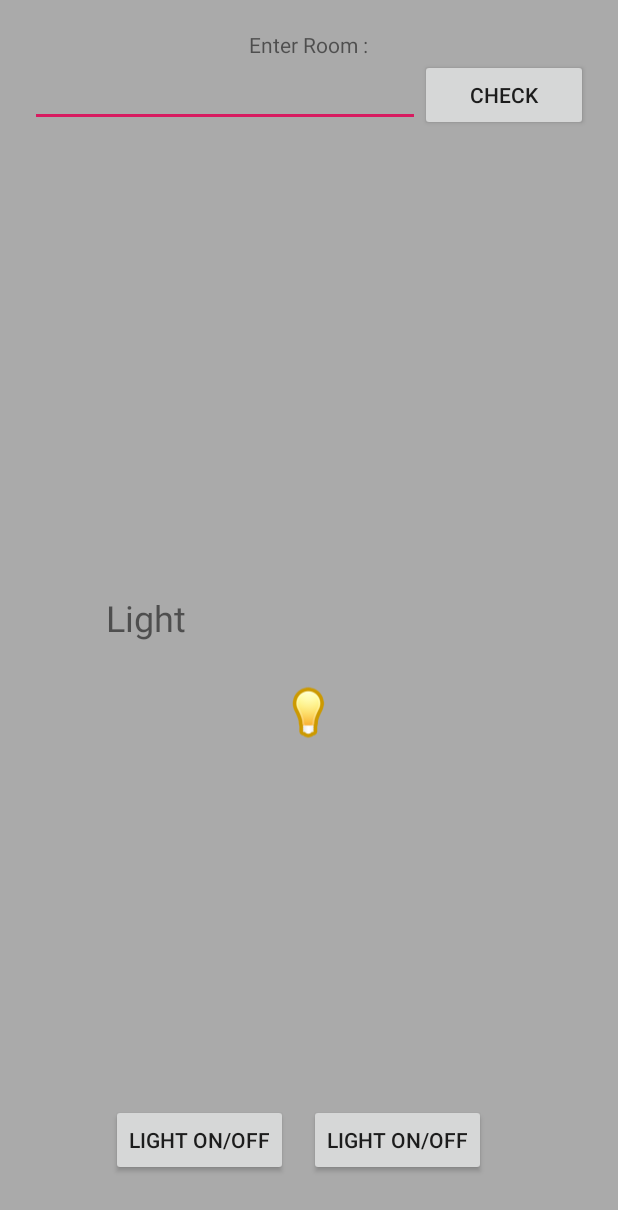
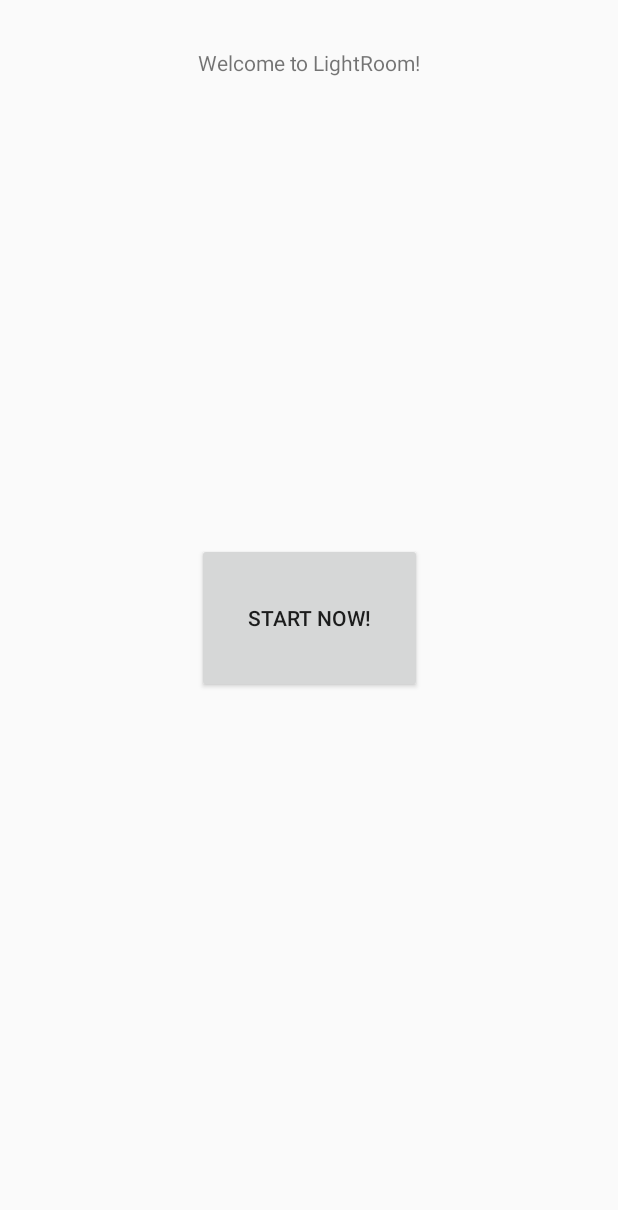
Before and after one commit to ArchivedPixLed/PixLedAndroid, an Android app: the screen it shows after launch (ContextManagementActivity before the commit, WelcomeActivity after it), on a phone screen of 412 x 824 dp. Shown: the top 1210 px of the screen. Run offline under Robolectric (Android 15) with nearby library versions, the phone set to English and light mode, and no system bars.

Commit message:
Building RecyclerView

```diff
--- a/app/build.gradle
+++ b/app/build.gradle
@@ -26,4 +26,6 @@ dependencies {
     androidTestImplementation 'com.android.support.test:runner:1.0.2'
     androidTestImplementation 'com.android.support.test.espresso:espresso-core:3.0.2'
     implementation 'com.android.volley:volley:1.1.0'
+    implementation 'com.android.support:recyclerview-v7:28.0.0'
+    implementation 'com.android.support:cardview-v7:28.0.0'
 }
--- a/app/src/main/java/com/example/paulbreugnot/lightroom/RoomContextHttpManager.java
+++ b/app/src/main/java/com/example/paulbreugnot/lightroom/room/RoomContextHttpManager.java
@@ -1,6 +1,5 @@
-package com.example.paulbreugnot.lightroom;
+package com.example.paulbreugnot.lightroom.room;
 
-import android.content.Context;
 import android.util.Log;
 
 import com.android.volley.Request;
@@ -19,9 +18,9 @@ public class RoomContextHttpManager {
     private static final String CONTEXT_SERVER_URL = "http://192.168.12.1:8083/";
 
     RequestQueue requestQueue;
-    ContextManagementActivity contextManagementActivity;
+    RoomManagementActivity contextManagementActivity;
 
-    public RoomContextHttpManager(ContextManagementActivity contextManagementActivity) {
+    public RoomContextHttpManager(RoomManagementActivity contextManagementActivity) {
         requestQueue = Volley.newRequestQueue(contextManagementActivity);
         this.contextManagementActivity = contextManagementActivity;
     }
--- a/app/src/main/java/com/example/paulbreugnot/lightroom/RoomContextState.java
+++ b/app/src/main/java/com/example/paulbreugnot/lightroom/room/RoomContextState.java
@@ -1,4 +1,4 @@
-package com.example.paulbreugnot.lightroom;
+package com.example.paulbreugnot.lightroom.room;
 
 public class RoomContextState {
 
--- /dev/null
+++ b/app/src/main/java/com/example/paulbreugnot/lightroom/welcome/WelcomeActivity.java
@@ -0,0 +1,30 @@
+package com.example.paulbreugnot.lightroom.welcome;
+
+import android.app.Activity;
+import android.content.Intent;
+import android.os.Bundle;
+import android.view.View;
+
+import com.example.paulbreugnot.lightroom.R;
+import com.example.paulbreugnot.lightroom.building.BuildingSelectionActivity;
+
+public class WelcomeActivity extends Activity {
+
+    @Override
+    protected void onCreate(Bundle savedInstanceState) {
+        super.onCreate(savedInstanceState);
+
+        setContentView(R.layout.welcome);
+
+        findViewById(R.id.welcomeButton).setOnClickListener(new View.OnClickListener() {
+            public void onClick(View v) {
+                launchBuildingSelectionActivity();
+            }
+        });
+    }
+
+    protected void launchBuildingSelectionActivity(){
+        Intent intent = new Intent(this, BuildingSelectionActivity.class);
+        startActivity(intent);
+    }
+}
--- /dev/null
+++ b/app/src/main/res/layout/welcome.xml
@@ -0,0 +1,32 @@
+<?xml version="1.0" encoding="utf-8"?>
+<android.support.constraint.ConstraintLayout xmlns:android="http://schemas.android.com/apk/res/android"
+    xmlns:app="http://schemas.android.com/apk/res-auto"
+    xmlns:tools="http://schemas.android.com/tools"
+    android:layout_width="match_parent"
+    android:layout_height="match_parent"
+    tools:layout_editor_absoluteY="81dp">
+
+    <TextView
+        android:id="@+id/textView2"
+        android:layout_width="match_parent"
+        android:layout_height="wrap_content"
+        android:layout_marginTop="32dp"
+        android:text="@string/welcome"
+        android:textAlignment="center"
+        app:layout_constraintEnd_toEndOf="parent"
+        app:layout_constraintHorizontal_bias="1.0"
+        app:layout_constraintStart_toStartOf="parent"
+        app:layout_constraintTop_toTopOf="parent" />
+
+    <Button
+        android:id="@+id/welcomeButton"
+        android:layout_width="150dp"
+        android:layout_height="100dp"
+        android:text="@string/welcome_button"
+        app:layout_constraintBottom_toBottomOf="parent"
+        app:layout_constraintEnd_toEndOf="parent"
+        app:layout_constraintStart_toStartOf="parent"
+        app:layout_constraintTop_toBottomOf="@+id/textView2"
+        app:layout_constraintTop_toTopOf="parent" />
+
+</android.support.constraint.ConstraintLayout>
--- a/app/src/main/res/values/strings.xml
+++ b/app/src/main/res/values/strings.xml
@@ -7,4 +7,7 @@
     <string name="lightonoff">Light ON/OFF</string>
     <string name="ringonoff">Light ON/OFF</string>
     <string name="image_content_description">Light Status</string>
+    <string name="welcome">Welcome to LightRoom!</string>
+    <string name="welcome_button">Start now!</string>
+    <string name="select_building">Select a building :</string>
 </resources>
```
Also changed, not shown: app/src/main/AndroidManifest.xml (+6 -1 lines), app/src/main/java/com/example/paulbreugnot/lightroom/building/Building.java (added, +18 -0 lines), app/src/main/java/com/example/paulbreugnot/lightroom/building/BuildingAdapter.java (added, +41 -0 lines), app/src/main/java/com/example/paulbreugnot/lightroom/building/BuildingSelectionActivity.java (added, +48 -0 lines), app/src/main/java/com/example/paulbreugnot/lightroom/building/BuildingViewHolder.java (added, +29 -0 lines), app/src/main/java/com/example/paulbreugnot/lightroom/room/RoomManagementActivity.java (renamed from app/src/main/java/com/example/paulbreugnot/lightroom/ContextManagementActivity.java, +15 -17 lines), app/src/main/res/layout/building_card_view.xml (added, +18 -0 lines), app/src/main/res/layout/building_select.xml (+10 -16 lines).
